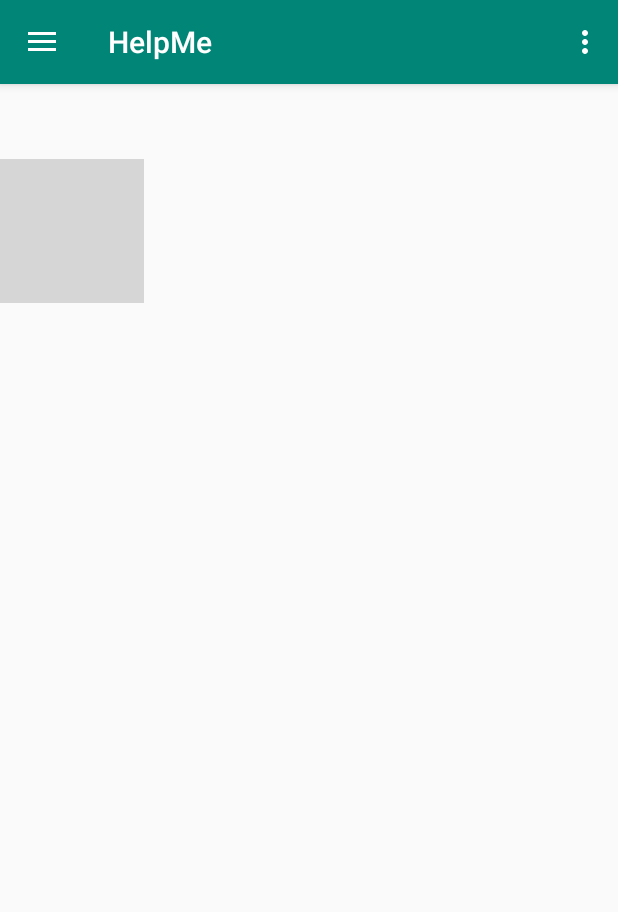
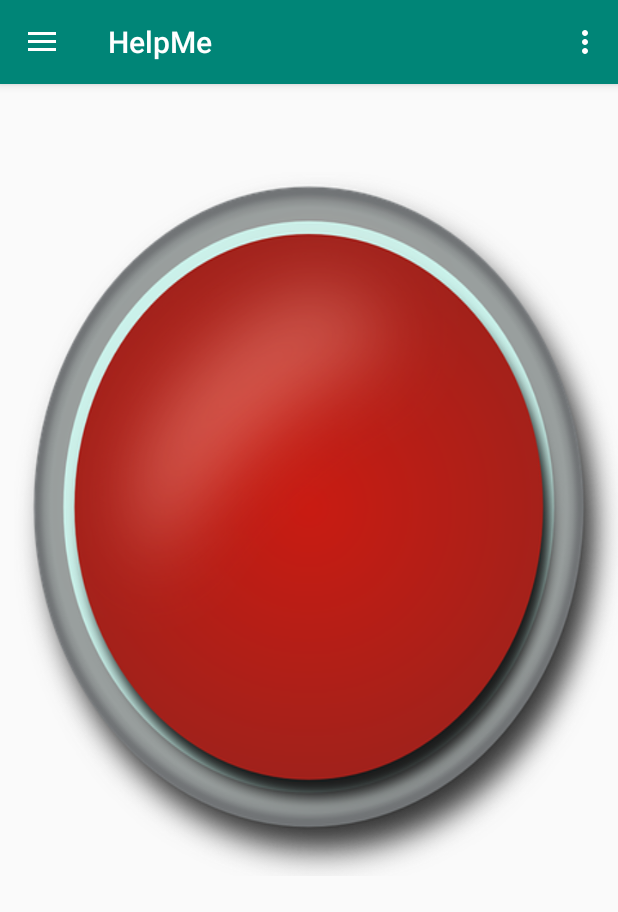
Before and after one commit to Rafa3094/HelpMe, an Android app: the screen it shows after launch (MainActivity), on a phone screen of 412 x 824 dp. Shown: the top 912 px of the screen. Run offline under Robolectric (Android 15) with nearby library versions, the phone set to English and light mode, and no system bars; grey boxes are pictures that could not be loaded.

Commit message:
Se Agregan funcionalidad del botón mensajes

```diff
--- a/app/src/main/java/com/helpme/RequestPermissionActivity.java
+++ b/app/src/main/java/com/helpme/RequestPermissionActivity.java
@@ -25,6 +25,7 @@ public class RequestPermissionActivity extends AppCompatActivity {
             ActivityCompat.requestPermissions(activity,new String[]{Manifest.permission.SEND_SMS},REQUEST_ACCESS_FINE);
         }
 
+
     }
 
     @Override
--- /dev/null
+++ b/app/src/main/res/drawable/helpbutton.xml
@@ -0,0 +1,10 @@
+<?xml version="1.0" encoding="utf-8"?>
+<selector xmlns:android="http://schemas.android.com/apk/res/android">
+
+        <item android:drawable="@drawable/button_pressed"
+            android:state_pressed="true" />
+        <item android:drawable="@drawable/button_pressed"
+            android:state_focused="true" />
+        <item android:drawable="@drawable/button" />
+
+</selector>
```
Also changed, not shown: app/src/main/AndroidManifest.xml (+13 -1 lines), app/src/main/java/com/helpme/Fragments/HomeFragment.java (+8 -5 lines), app/src/main/res/drawable/fragment_home.xml (added, +23 -0 lines), app/src/main/res/drawable/button.png (added), app/src/main/res/drawable/button_pressed.png (added).
